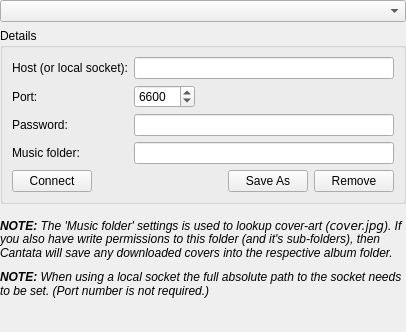
The window that gui/serversettings.ui (polpo/cantata-mac) describes before a commit, drawn with Qt 5.
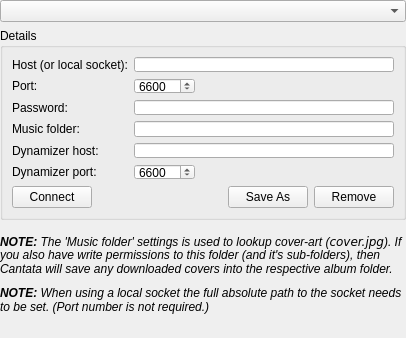
The same window after the commit. Custom widgets are drawn as their Qt base class.

Commit message: Add a server mode (with HTTP API) to cantata-dynamic. Intended so that dynamizer can run on same host as mpd

Patch:
```diff
--- a/gui/serversettings.ui
+++ b/gui/serversettings.ui
@@ -97,6 +97,43 @@
         <item row="3" column="1">
          <widget class="DirRequester" name="dir"/>
         </item>
+
+        <item row="4" column="0">
+         <widget class="BuddyLabel" name="dynamicHostLabel">
+          <property name="text">
+           <string>Dynamizer host:</string>
+          </property>
+          <property name="buddy">
+           <cstring>dynamicHost</cstring>
+          </property>
+         </widget>
+        </item>
+        <item row="4" column="1">
+         <widget class="LineEdit" name="dynamicHost"/>
+        </item>
+        <item row="5" column="0">
+         <widget class="BuddyLabel" name="dynamicPortLabel">
+          <property name="text">
+           <string>Dynamizer port:</string>
+          </property>
+          <property name="buddy">
+           <cstring>dynamicPort</cstring>
+          </property>
+         </widget>
+        </item>
+        <item row="5" column="1">
+         <widget class="QSpinBox" name="dynamicPort">
+          <property name="minimum">
+           <number>1</number>
+          </property>
+          <property name="maximum">
+           <number>66000</number>
+          </property>
+          <property name="value">
+           <number>6600</number>
+          </property>
+         </widget>
+        </item>
        </layout>
       </item>
       <item row="1" column="0">
@@ -188,6 +225,30 @@
      </property>
     </widget>
    </item>
+   <item>
+    <spacer name="verticalSpacer_4">
+     <property name="orientation">
+      <enum>Qt::Vertical</enum>
+     </property>
+     <property name="sizeType">
+      <enum>QSizePolicy::Fixed</enum>
+     </property>
+     <property name="sizeHint" stdset="0">
+      <size>
+       <width>20</width>
+       <height>4</height>
+      </size>
+     </property>
+    </spacer>
+   </item>
+   <item>
+    <widget class="QLabel" name="dynamizerNoteLabel">
+     <property name="text" />
+     <property name="wordWrap">
+      <bool>true</bool>
+     </property>
+    </widget>
+   </item>
    <item>
     <spacer name="verticalSpacer_2">
      <property name="orientation">
```
The commit also changes 25 other files.
